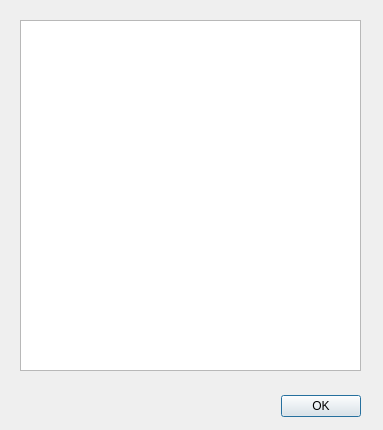
Above: neurolabi/gui/dialogs/informationdialog.ui from janelia-flyem/NeuTu before the change. Below: the same form after it.
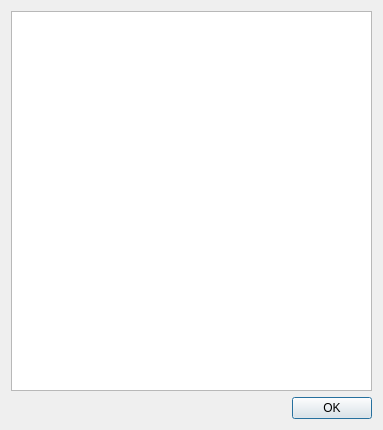
That is the form after the change.

The edit to the form file:
```diff
--- a/neurolabi/gui/dialogs/informationdialog.ui
+++ b/neurolabi/gui/dialogs/informationdialog.ui
@@ -13,15 +13,19 @@
   <property name="windowTitle">
    <string>Information</string>
   </property>
+  <layout class="QVBoxLayout" name="verticalLayout">
+   <item>
+    <widget class="QTextEdit" name="textEdit">
+     <property name="enabled">
+      <bool>true</bool>
+     </property>
+     <property name="readOnly">
+      <bool>true</bool>
+     </property>
+    </widget>
+   </item>
+   <item>
   <widget class="QDialogButtonBox" name="buttonBox">
-   <property name="geometry">
-    <rect>
-     <x>200</x>
-     <y>390</y>
-     <width>161</width>
-     <height>32</height>
-    </rect>
-   </property>
    <property name="orientation">
     <enum>Qt::Horizontal</enum>
    </property>
@@ -29,22 +33,8 @@
     <set>QDialogButtonBox::Ok</set>
    </property>
   </widget>
-  <widget class="QTextEdit" name="textEdit">
-   <property name="enabled">
-    <bool>true</bool>
-   </property>
-   <property name="geometry">
-    <rect>
-     <x>20</x>
-     <y>20</y>
-     <width>341</width>
-     <height>351</height>
-    </rect>
-   </property>
-   <property name="readOnly">
-    <bool>true</bool>
-   </property>
-  </widget>
+   </item>
+  </layout>
  </widget>
  <resources/>
  <connections>
```
Lines whose indentation alone changed are shown as unchanged.
